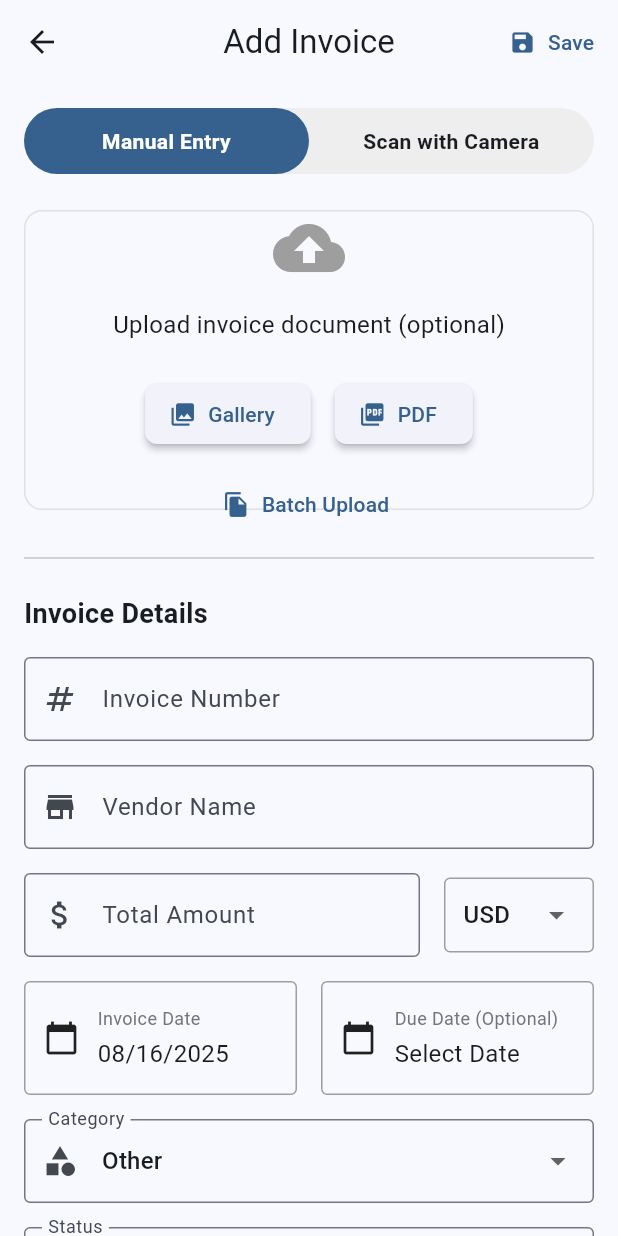
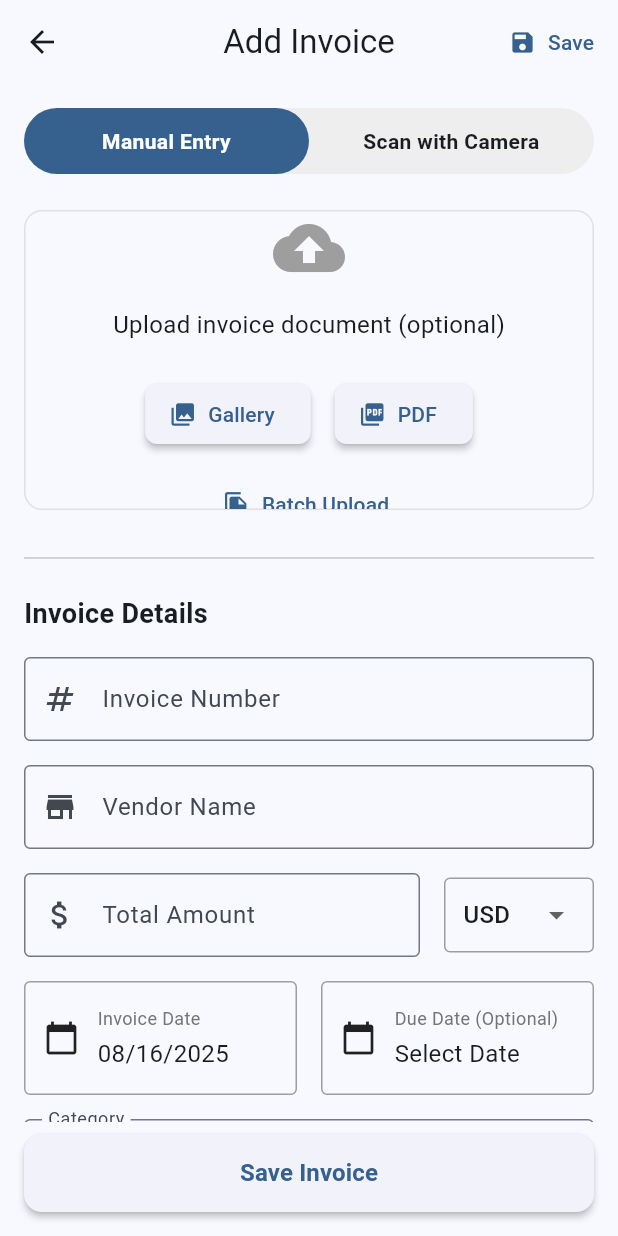
Before and after one commit to Alexioscreed/invoice_scanner_app, a Flutter app: the AddInvoiceScreen screen opened by its route, on a phone screen of 412 x 824 dp. Run offline on Flutter 3.47's test engine with Material 3 defaults, Android fonts, the phone set to English and light mode, and no system bars; our stand-ins replace camera, dio, file_picker, flutter_secure_storage, go_router, image_picker and 1 more; accounts and stored records are empty.

Commit message:
overflawing of widgets in add invoice screen

```diff
--- a/lib/screens/add_invoice_screen.dart
+++ b/lib/screens/add_invoice_screen.dart
@@ -63,6 +63,32 @@ class _AddInvoiceScreenState extends State<AddInvoiceScreen> {
       body: SafeArea(
         child: _isProcessing ? _buildProcessingView() : _buildFormView(),
       ),
+      bottomNavigationBar: _isProcessing
+          ? null
+          : Padding(
+              padding: EdgeInsets.only(
+                left: 16,
+                right: 16,
+                bottom: MediaQuery.of(context).viewInsets.bottom + 16,
+                top: 8,
+              ),
+              child: SizedBox(
+                width: double.infinity,
+                height: 52,
+                child: ElevatedButton(
+                  onPressed: _submitForm,
+                  style: ElevatedButton.styleFrom(
+                    shape: RoundedRectangleBorder(
+                      borderRadius: BorderRadius.circular(12),
+                    ),
+                  ),
+                  child: const Text(
+                    'Save Invoice',
+                    style: TextStyle(fontSize: 16, fontWeight: FontWeight.bold),
+                  ),
+                ),
+              ),
+            ),
     );
   }
 
@@ -88,14 +114,8 @@ class _AddInvoiceScreenState extends State<AddInvoiceScreen> {
     return LayoutBuilder(
       builder: (context, constraints) {
         return SingleChildScrollView(
-          padding: EdgeInsets.only(
-            left: 16,
-            right: 16,
-            top: 16,
-            bottom: MediaQuery.of(context).viewInsets.bottom + 32,
-          ),
-          child: ConstrainedBox(
-            constraints: BoxConstraints(minHeight: constraints.maxHeight),
+          physics: const BouncingScrollPhysics(),
+          padding: const EdgeInsets.symmetric(horizontal: 16, vertical: 16),
           child: Form(
             key: _formKey,
             child: Column(
@@ -180,18 +200,9 @@ class _AddInvoiceScreenState extends State<AddInvoiceScreen> {
                         child: DropdownButton<String>(
                           value: _currency,
                           items: const [
-                              DropdownMenuItem(
-                                value: 'USD',
-                                child: Text('USD'),
-                              ),
-                              DropdownMenuItem(
-                                value: 'EUR',
-                                child: Text('EUR'),
-                              ),
-                              DropdownMenuItem(
-                                value: 'GBP',
-                                child: Text('GBP'),
-                              ),
+                            DropdownMenuItem(value: 'USD', child: Text('USD')),
+                            DropdownMenuItem(value: 'EUR', child: Text('EUR')),
+                            DropdownMenuItem(value: 'GBP', child: Text('GBP')),
                           ],
                           onChanged: (value) {
                             if (value != null) {
@@ -267,15 +278,9 @@ class _AddInvoiceScreenState extends State<AddInvoiceScreen> {
                     border: OutlineInputBorder(),
                   ),
                   items: const [
-                      DropdownMenuItem(
-                        value: 'pending',
-                        child: Text('Pending'),
-                      ),
+                    DropdownMenuItem(value: 'pending', child: Text('Pending')),
                     DropdownMenuItem(value: 'paid', child: Text('Paid')),
-                      DropdownMenuItem(
-                        value: 'overdue',
-                        child: Text('Overdue'),
-                      ),
+                    DropdownMenuItem(value: 'overdue', child: Text('Overdue')),
                   ],
                   onChanged: (value) {
                     if (value != null) {
@@ -286,16 +291,7 @@ class _AddInvoiceScreenState extends State<AddInvoiceScreen> {
                   },
                 ),
                 const SizedBox(height: 32),
-                  SizedBox(
-                    width: double.infinity,
-                    height: 50,
-                    child: ElevatedButton(
-                      onPressed: _submitForm,
-                      child: const Text('Save Invoice'),
-                    ),
-                  ),
               ],
-              ),
             ),
           ),
         );
@@ -356,6 +352,7 @@ class _AddInvoiceScreenState extends State<AddInvoiceScreen> {
         border: Border.all(color: Colors.grey.shade300),
         borderRadius: BorderRadius.circular(12),
       ),
+      child: SingleChildScrollView(
         child: Column(
           mainAxisAlignment: MainAxisAlignment.center,
           children: [
@@ -389,6 +386,7 @@ class _AddInvoiceScreenState extends State<AddInvoiceScreen> {
               label: const Text('Batch Upload'),
             ),
           ],
+        ),
       ),
     );
   }
```
Lines whose indentation alone changed are shown as unchanged.
